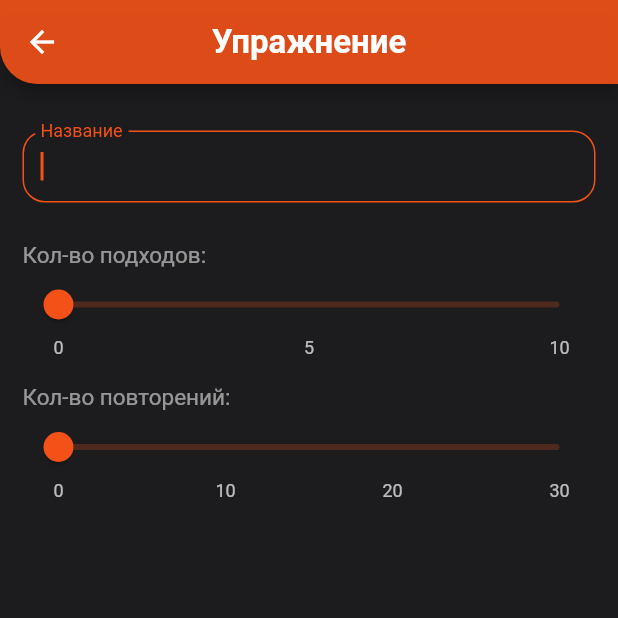
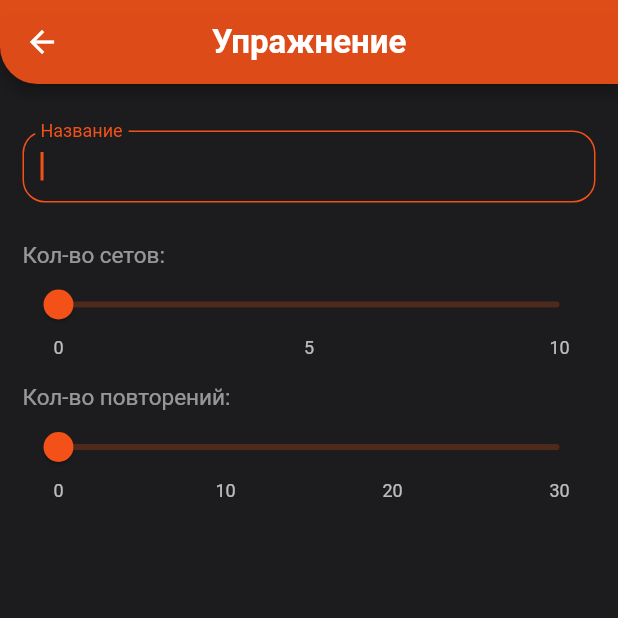
Before and after one commit to vivatNikolay/gym, a Flutter app: the ExerciseEdit screen opened directly with empty values, on a phone screen of 412 x 824 dp, the top half of it. Run offline on Flutter 3.47's test engine with Material 2 defaults, Android fonts, the phone set to English and light mode, and no system bars; drawn by our look-alikes of syncfusion_flutter_sliders; our stand-ins replace hive, hive_flutter, qr_flutter; missing offline and left inert: qr_code_scanner, screen_brightness; accounts and stored records are empty; generated files the repository leaves out were written again.

Commit message:
change set name

```diff
--- a/lib/pages/profile/settings/settings.dart
+++ b/lib/pages/profile/settings/settings.dart
@@ -98,7 +98,7 @@ class _SettingsState extends State<Settings> {
       SettingTitle(text: 'Тренировки'),
       SettingPack(children: [
         const SizedBox(height: 15),
-        const SettingName(text: 'Стандартное кол-во подходов:'),
+        const SettingName(text: 'Стандартное кол-во сетов:'),
         SfSlider(
           min: 0,
           max: 10,
--- a/lib/pages/training_list/exercise_edit.dart
+++ b/lib/pages/training_list/exercise_edit.dart
@@ -62,7 +62,7 @@ class _ExerciseEditState extends State<ExerciseEdit> {
                 fieldName: 'Название',
               ),
               const SizedBox(height: 15),
-              const Text('Кол-во подходов:', style: TextStyle(fontSize: 15)),
+              const Text('Кол-во сетов:', style: TextStyle(fontSize: 15)),
               SfSlider(
                 min: 0,
                 max: 10,
```
